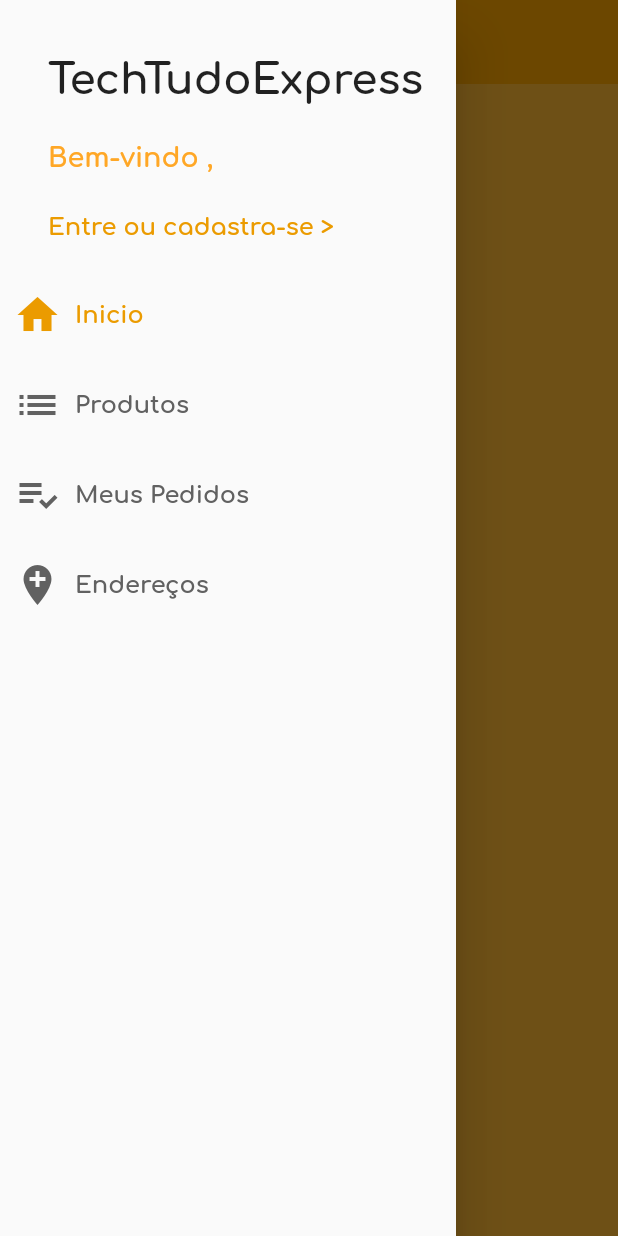
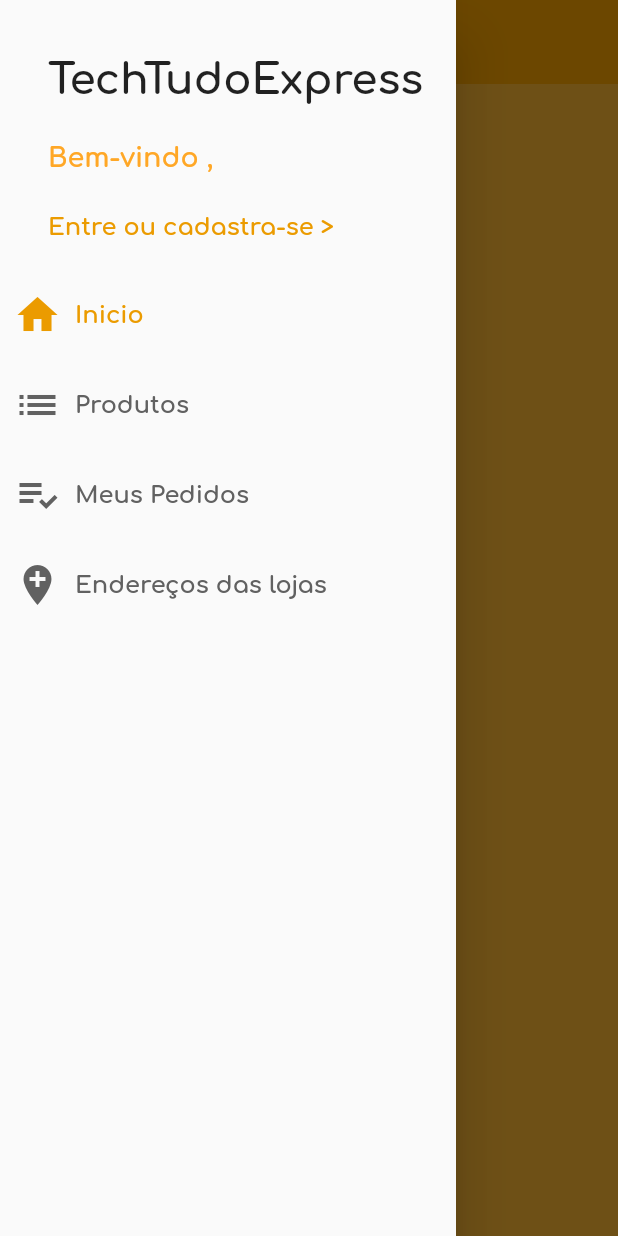
Before and after one commit to Tauan10/lojaflutter2021, a Flutter app: the screen it shows after launch, with the side drawer open, on a phone screen of 412 x 824 dp. Run offline on Flutter 3.47's test engine with Material 2 defaults, Android fonts, the phone set to English and light mode, and no system bars; our stand-ins replace cloud_firestore, firebase_auth; accounts and stored records are empty.

Commit message:
alterando endereço das lojas

```diff
--- a/lib/common/custom_drawer/custom_drawer.dart
+++ b/lib/common/custom_drawer/custom_drawer.dart
@@ -27,7 +27,7 @@
           ),
           const DrawerTile(
             iconData: Icons.add_location,
-            title: 'Endereços',
+            title: 'Endereços das lojas',
             page: 3,
           ),
         ],
```
